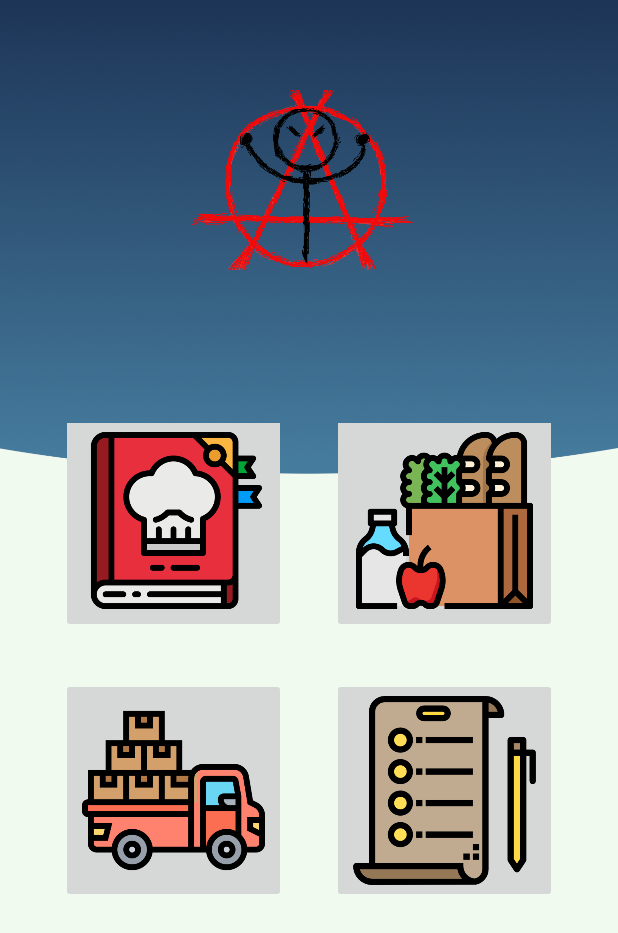
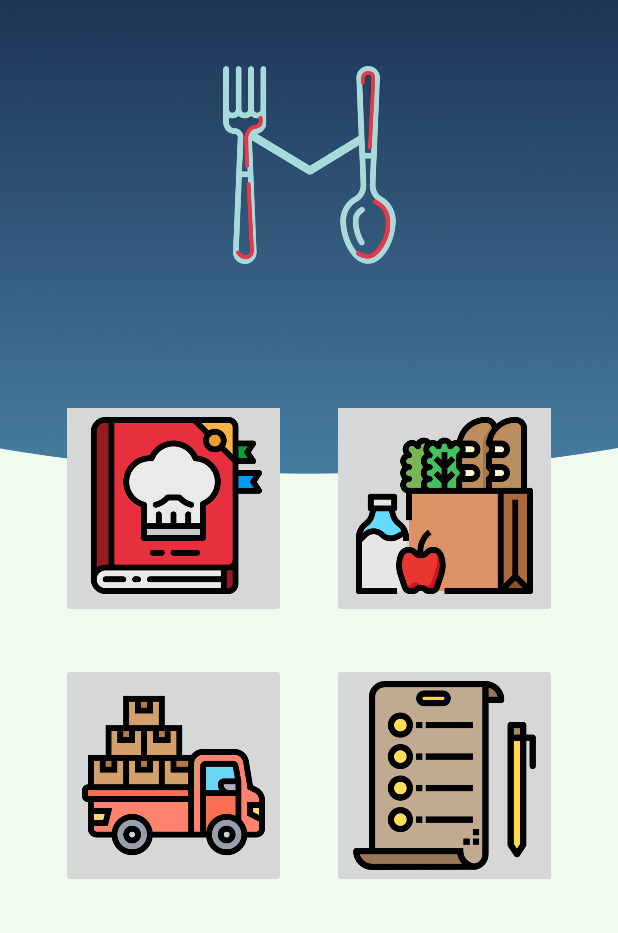
Before and after one commit to eLeKaJota/mendibile, an Android app: the Principal screen opened directly, with no data from a screen before it, on a phone screen of 412 x 824 dp. Shown: the top 933 px of the screen. Run offline under Robolectric (Android 15) with nearby library versions, the phone set to English and light mode, and no system bars.

Commit message:
Nuevo logo

```diff
--- a/app/src/main/res/layout/activity_principal.xml
+++ b/app/src/main/res/layout/activity_principal.xml
@@ -23,7 +23,8 @@
             android:layout_width="match_parent"
             android:layout_height="wrap_content"
             android:gravity="center"
-            android:orientation="horizontal">
+            android:orientation="horizontal"
+            android:paddingTop="40dp">
 
             <ImageButton
                 android:id="@+id/btnPlatos"
@@ -72,11 +73,11 @@
 
     <ImageView
         android:id="@+id/imageView2"
-        android:layout_width="192dp"
-        android:layout_height="231dp"
-        android:layout_marginStart="108dp"
-        android:layout_marginTop="4dp"
+        android:layout_width="127dp"
+        android:layout_height="132dp"
+        android:layout_marginTop="44dp"
+        app:layout_constraintEnd_toEndOf="parent"
         app:layout_constraintStart_toStartOf="parent"
         app:layout_constraintTop_toTopOf="parent"
-        app:srcCompat="@drawable/alifu" />
+        app:srcCompat="@drawable/logomend" />
 </androidx.constraintlayout.widget.ConstraintLayout>
```
Also changed, not shown: app/src/main/res/drawable/logomend.png (added).
